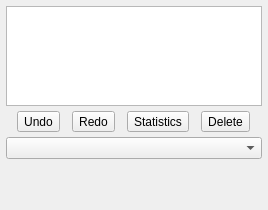
This is app/ui/generated/panels/stl_objects_panel.ui in MaestroFusion360/easy_gcode_plot as Qt 5 draws it before an edit. The edited form follows.
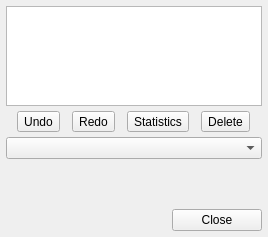
This is the edited form.

What changed in the file:
```diff
--- a/app/ui/generated/panels/stl_objects_panel.ui
+++ b/app/ui/generated/panels/stl_objects_panel.ui
@@ -35,6 +35,12 @@
     </widget>
    </item>
    <item><spacer name="bottomSpacer"><property name="orientation"><enum>Qt::Orientation::Vertical</enum></property><property name="sizeHint" stdset="0"><size><width>20</width><height>40</height></size></property></spacer></item>
+   <item alignment="Qt::AlignmentFlag::AlignRight">
+    <widget class="QPushButton" name="closeButton">
+     <property name="minimumSize"><size><width>90</width><height>0</height></size></property>
+     <property name="text"><string>Close</string></property>
+    </widget>
+   </item>
   </layout>
  </widget>
  <resources/>
```
